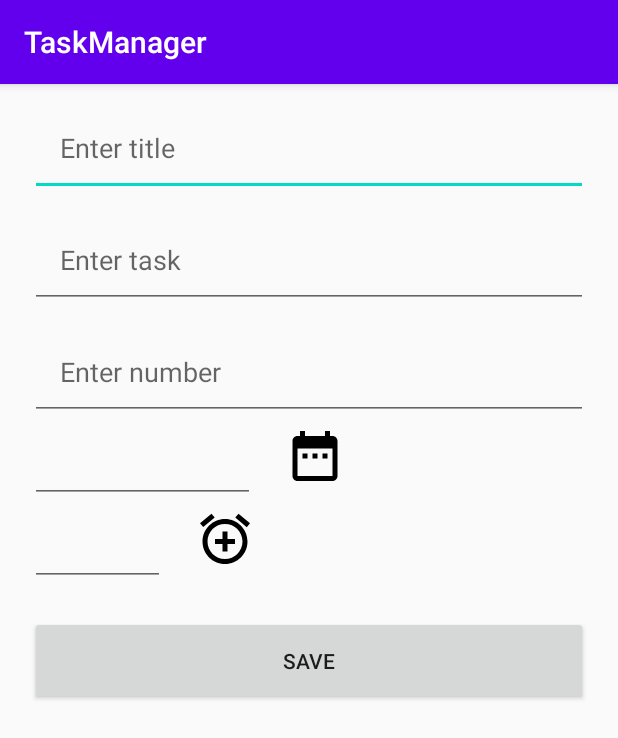
After one commit to rimjhimsudo/TaskManager, an Android app: the AddTask screen opened directly, with no data from a screen before it, on a phone screen of 412 x 824 dp. The commit adds this screen. Shown: the top 738 px of the screen. Run offline under Robolectric (Android 15) with nearby library versions, the phone set to English and light mode, and no system bars.

Commit message:
add task

```diff
--- a/app/build.gradle
+++ b/app/build.gradle
@@ -31,4 +31,6 @@ dependencies {
     testImplementation 'junit:junit:4.12'
     androidTestImplementation 'androidx.test.ext:junit:1.1.1'
     androidTestImplementation 'androidx.test.espresso:espresso-core:3.2.0'
+    implementation 'com.android.support:design:28.0.0'
+    implementation 'com.google.android.material:material:1.1.0'
 }
--- a/app/src/main/AndroidManifest.xml
+++ b/app/src/main/AndroidManifest.xml
@@ -9,6 +9,7 @@
         android:roundIcon="@mipmap/ic_launcher_round"
         android:supportsRtl="true"
         android:theme="@style/AppTheme">
+        <activity android:name=".AddTask"></activity>
         <activity android:name=".MainActivity">
             <intent-filter>
                 <action android:name="android.intent.action.MAIN" />
--- /dev/null
+++ b/app/src/main/java/com/example/taskmanager/AddTask.java
@@ -0,0 +1,14 @@
+package com.example.taskmanager;
+
+import androidx.appcompat.app.AppCompatActivity;
+
+import android.os.Bundle;
+
+public class AddTask extends AppCompatActivity {
+
+    @Override
+    protected void onCreate(Bundle savedInstanceState) {
+        super.onCreate(savedInstanceState);
+        setContentView(R.layout.activity_add_task);
+    }
+}
--- /dev/null
+++ b/app/src/main/res/drawable/ic_add_alarm_black_24dp.xml
@@ -0,0 +1,9 @@
+<vector xmlns:android="http://schemas.android.com/apk/res/android"
+        android:width="24dp"
+        android:height="24dp"
+        android:viewportWidth="24.0"
+        android:viewportHeight="24.0">
+    <path
+        android:fillColor="#FF000000"
+        android:pathData="M7.88,3.39L6.6,1.86 2,5.71l1.29,1.53 4.59,-3.85zM22,5.72l-4.6,-3.86 -1.29,1.53 4.6,3.86L22,5.72zM12,4c-4.97,0 -9,4.03 -9,9s4.02,9 9,9c4.97,0 9,-4.03 9,-9s-4.03,-9 -9,-9zM12,20c-3.87,0 -7,-3.13 -7,-7s3.13,-7 7,-7 7,3.13 7,7 -3.13,7 -7,7zM13,9h-2v3L8,12v2h3v3h2v-3h3v-2h-3L13,9z"/>
+</vector>
--- /dev/null
+++ b/app/src/main/res/drawable/ic_date_range_black_24dp.xml
@@ -0,0 +1,9 @@
+<vector xmlns:android="http://schemas.android.com/apk/res/android"
+        android:width="24dp"
+        android:height="24dp"
+        android:viewportWidth="24.0"
+        android:viewportHeight="24.0">
+    <path
+        android:fillColor="#FF000000"
+        android:pathData="M9,11L7,11v2h2v-2zM13,11h-2v2h2v-2zM17,11h-2v2h2v-2zM19,4h-1L18,2h-2v2L8,4L8,2L6,2v2L5,4c-1.11,0 -1.99,0.9 -1.99,2L3,20c0,1.1 0.89,2 2,2h14c1.1,0 2,-0.9 2,-2L21,6c0,-1.1 -0.9,-2 -2,-2zM19,20L5,20L5,9h14v11z"/>
+</vector>
--- /dev/null
+++ b/app/src/main/res/layout/activity_add_task.xml
@@ -0,0 +1,90 @@
+<?xml version="1.0" encoding="utf-8"?>
+<LinearLayout xmlns:android="http://schemas.android.com/apk/res/android"
+    xmlns:app="http://schemas.android.com/apk/res-auto"
+    xmlns:tools="http://schemas.android.com/tools"
+    android:layout_width="match_parent"
+    android:layout_height="match_parent"
+    android:orientation="vertical"
+    tools:context=".AddTask">
+    <EditText
+        android:id="@+id/edit_title"
+        android:layout_width="match_parent"
+        android:layout_height="wrap_content"
+        android:layout_marginLeft="20dp"
+        android:layout_marginTop="10dp"
+        android:layout_marginRight="20dp"
+        android:hint="Enter title"
+        android:padding="20dp" />
+
+    <EditText
+        android:id="@+id/edit_task"
+        android:layout_width="match_parent"
+        android:layout_height="wrap_content"
+        android:layout_marginLeft="20dp"
+        android:layout_marginTop="10dp"
+        android:layout_marginRight="20dp"
+        android:hint="Enter task"
+        android:padding="20dp" />
+
+    <EditText
+        android:id="@+id/edit_number"
+        android:layout_width="match_parent"
+        android:layout_height="wrap_content"
+        android:layout_marginLeft="20dp"
+        android:layout_marginTop="10dp"
+        android:layout_marginRight="20dp"
+
+        android:hint="Enter number"
+        android:inputType="phone"
+        android:padding="20dp" />
+    <LinearLayout
+        android:layout_width="wrap_content"
+        android:layout_height="wrap_content"
+        android:orientation="horizontal">
+        <EditText
+            android:id="@+id/edit_date"
+            android:layout_width="150dp"
+            android:layout_height="wrap_content"
+            android:layout_marginLeft="20dp"
+            android:layout_marginTop="10dp"
+            android:layout_marginRight="20dp"/>
+<!--            android:drawableEnd=""/>-->
+        <Button
+            android:layout_width="40dp"
+            android:layout_height="40dp"
+            android:clickable="true"
+            android:background="@drawable/ic_date_range_black_24dp"/>
+    </LinearLayout>
+
+    <LinearLayout
+        android:layout_width="wrap_content"
+        android:layout_height="wrap_content"
+        android:orientation="horizontal">
+        <EditText
+            android:id="@+id/edit_time"
+            android:layout_width="90dp"
+            android:layout_height="wrap_content"
+            android:layout_marginLeft="20dp"
+            android:layout_marginTop="10dp"
+            android:layout_marginRight="20dp"/>
+        <Button
+            android:layout_width="40dp"
+            android:layout_height="40dp"
+            android:clickable="true"
+            android:background="@drawable/ic_add_alarm_black_24dp"/>
+    </LinearLayout>
+
+    <!--android:background="@drawable/border"-->
+
+    <Button
+        android:id="@+id/button"
+        android:layout_width="match_parent"
+        android:layout_height="wrap_content"
+        android:layout_gravity="center"
+        android:layout_margin="20dp"
+
+        android:padding="20dp"
+        android:text="Save" />
+
+
+</LinearLayout>
```
Also changed, not shown: app/src/main/java/com/example/taskmanager/MainActivity.java (+35 -1 lines), app/src/main/res/drawable-v24/ic_add_black_24dp.xml (added, +9 -0 lines), app/src/main/res/layout/activity_main.xml (+11 -8 lines), app/src/main/res/menu/menu.xml (added, +8 -0 lines).
